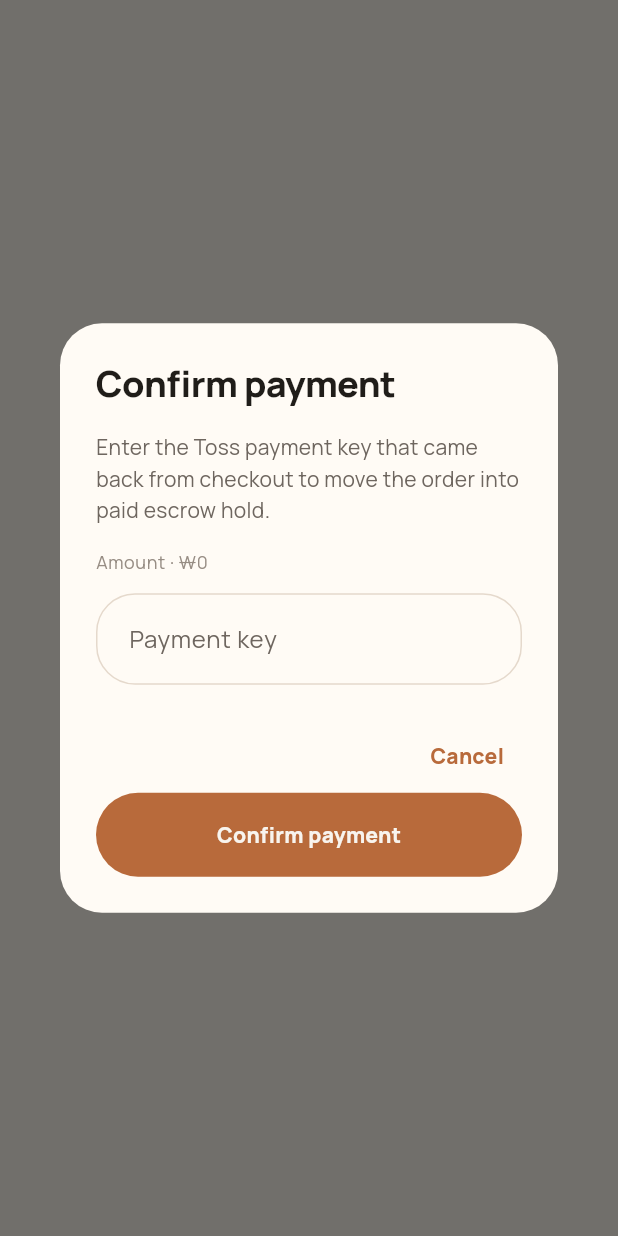
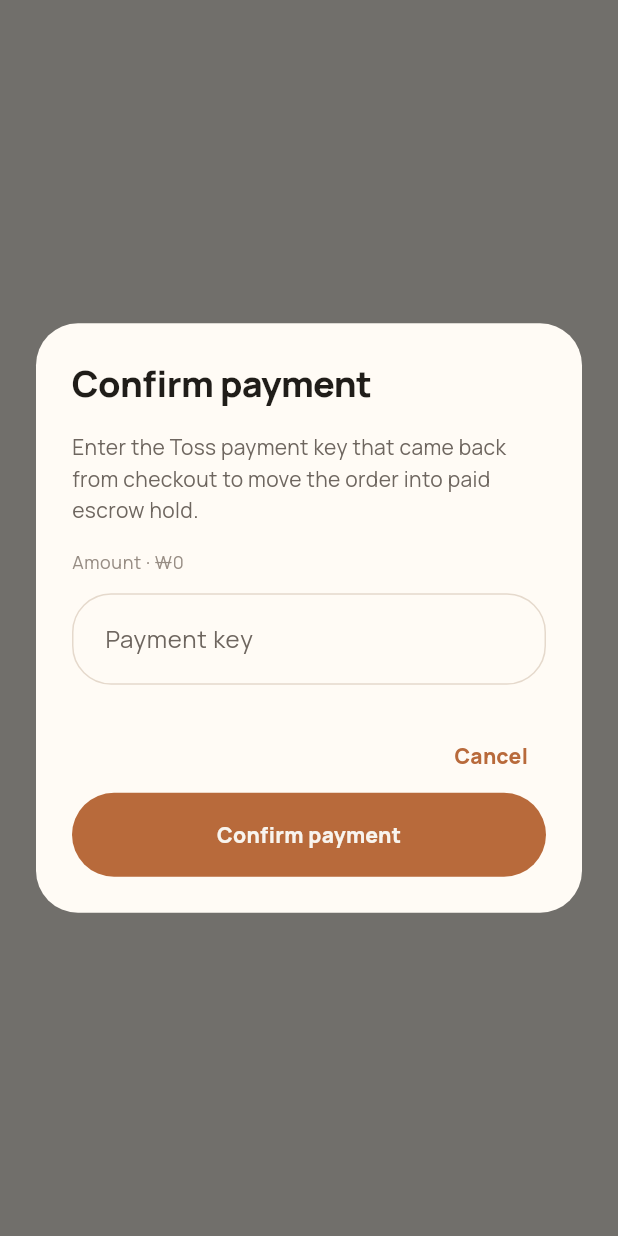
Before and after one commit to asci-00/auction_market, a Flutter app: what showOrderPaymentConfirmDialog() shows on an empty page, opened directly with empty values, on a phone screen of 412 x 824 dp. Run offline on Flutter 3.47's test engine with Material 3 defaults, Android fonts, the phone set to English and light mode, and no system bars; our stand-ins replace cloud_firestore, cloud_functions, easy_localization, firebase_auth, firebase_core, firebase_messaging and 8 more; accounts and stored records are empty.

Commit message:
Improve keyboard-safe modal flows

```diff
--- /dev/null
+++ b/apps/mobile_flutter/lib/core/widgets/app_keyboard_safe_inset.dart
@@ -0,0 +1,41 @@
+import 'package:flutter/material.dart';
+
+class AppKeyboardSafeInset extends StatelessWidget {
+  const AppKeyboardSafeInset({
+    super.key,
+    required this.child,
+    this.padding = EdgeInsets.zero,
+    this.useSafeArea = true,
+  });
+
+  final Widget child;
+  final EdgeInsets padding;
+  final bool useSafeArea;
+
+  @override
+  Widget build(BuildContext context) {
+    final viewInsets = MediaQuery.viewInsetsOf(context);
+
+    Widget content = SingleChildScrollView(
+      keyboardDismissBehavior: ScrollViewKeyboardDismissBehavior.onDrag,
+      child: Padding(
+        padding: padding,
+        child: child,
+      ),
+    );
+
+    if (useSafeArea) {
+      content = SafeArea(
+        top: false,
+        child: content,
+      );
+    }
+
+    return AnimatedPadding(
+      duration: const Duration(milliseconds: 220),
+      curve: Curves.easeOutCubic,
+      padding: EdgeInsets.only(bottom: viewInsets.bottom),
+      child: content,
+    );
+  }
+}
--- a/apps/mobile_flutter/lib/features/orders/presentation/order_payment_confirm_dialog.dart
+++ b/apps/mobile_flutter/lib/features/orders/presentation/order_payment_confirm_dialog.dart
@@ -3,6 +3,7 @@ import 'package:flutter/material.dart';
 import '../../../core/extensions/build_context_x.dart';
 import '../../../core/l10n/app_formatters.dart';
 import '../../../core/l10n/app_localization.dart';
+import '../../../core/widgets/app_keyboard_safe_inset.dart';
 
 class OrderPaymentConfirmDraft {
   const OrderPaymentConfirmDraft({required this.paymentKey});
@@ -20,13 +21,18 @@ Future<OrderPaymentConfirmDraft?> showOrderPaymentConfirmDialog(
     return await showDialog<OrderPaymentConfirmDraft>(
       context: context,
       builder: (dialogContext) {
+        final bottomInset = MediaQuery.viewInsetsOf(dialogContext).bottom;
         var showValidationError = false;
 
         return StatefulBuilder(
           builder: (dialogContext, setState) {
             return AlertDialog(
+              scrollable: true,
+              insetPadding: EdgeInsets.fromLTRB(24, 24, 24, 24 + bottomInset),
               title: Text(context.l10n.ordersPaymentConfirmTitle),
-              content: Column(
+              content: AppKeyboardSafeInset(
+                useSafeArea: false,
+                child: Column(
                   mainAxisSize: MainAxisSize.min,
                   crossAxisAlignment: CrossAxisAlignment.start,
                   children: [
@@ -46,6 +52,7 @@ Future<OrderPaymentConfirmDraft?> showOrderPaymentConfirmDialog(
                       controller: controller,
                       autocorrect: false,
                       enableSuggestions: false,
+                      textInputAction: TextInputAction.done,
                       onChanged: (_) {
                         if (!showValidationError) {
                           return;
@@ -61,6 +68,7 @@ Future<OrderPaymentConfirmDraft?> showOrderPaymentConfirmDialog(
                       ),
                     ),
                   ],
+                ),
               ),
               actions: [
                 TextButton(
--- a/apps/mobile_flutter/lib/features/orders/presentation/order_payment_session_sheet.dart
+++ b/apps/mobile_flutter/lib/features/orders/presentation/order_payment_session_sheet.dart
@@ -4,6 +4,7 @@ import '../../../core/extensions/build_context_x.dart';
 import '../../../core/l10n/app_formatters.dart';
 import '../../../core/l10n/app_localization.dart';
 import '../../../core/theme/app_theme.dart';
+import '../../../core/widgets/app_keyboard_safe_inset.dart';
 import '../../../core/widgets/app_panel.dart';
 import '../application/order_payment_handoff_service.dart';
 import '../data/order_payment_session.dart';
@@ -69,8 +70,7 @@ Future<OrderPaymentSheetResult?> showOrderPaymentSessionSheet(
           context.l10n.ordersPaymentSheetBlockedDescription,
       };
 
-      return SafeArea(
-        child: Padding(
+      return AppKeyboardSafeInset(
         padding: EdgeInsets.fromLTRB(
           tokens.screenPadding,
           tokens.space4,
@@ -120,7 +120,6 @@ Future<OrderPaymentSheetResult?> showOrderPaymentSessionSheet(
               ),
             ),
           ],
-          ),
         ),
       );
     },
```
Also changed, not shown: apps/mobile_flutter/lib/features/auction/presentation/auction_detail_dialogs.dart (+10 -1 lines), apps/mobile_flutter/lib/features/orders/presentation/order_shipment_dialog.dart (+11 -1 lines), apps/mobile_flutter/lib/features/sell/presentation/sell_screen.dart (+6 -1 lines), 3 other files. Lines whose indentation alone changed are shown as unchanged.
